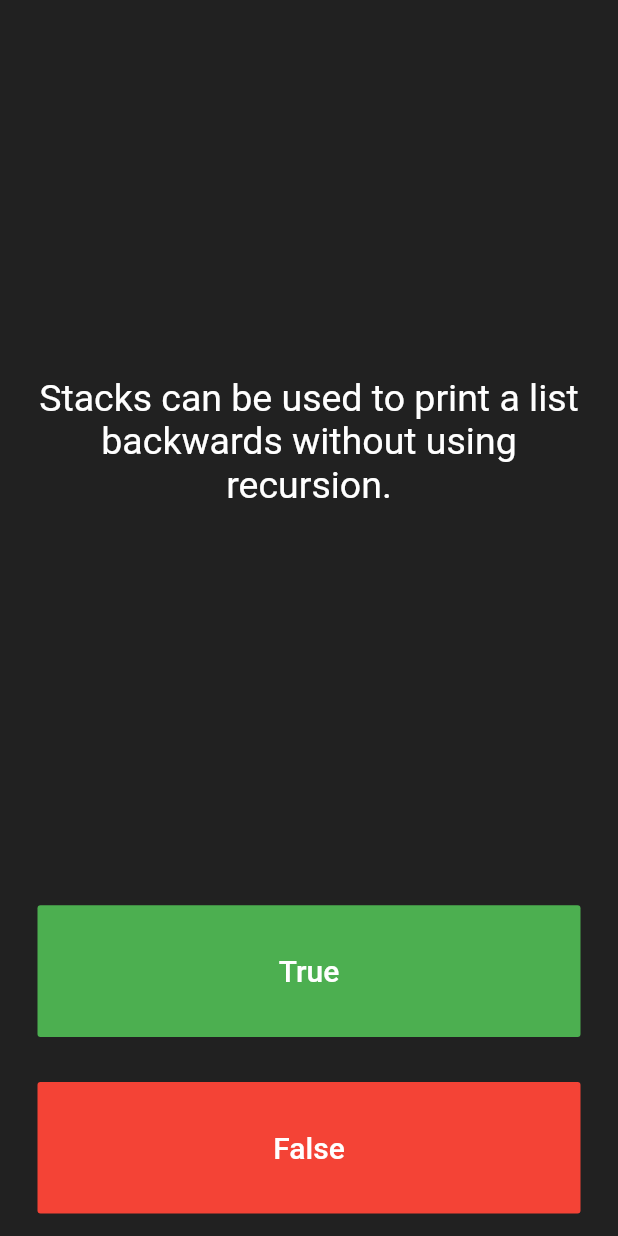
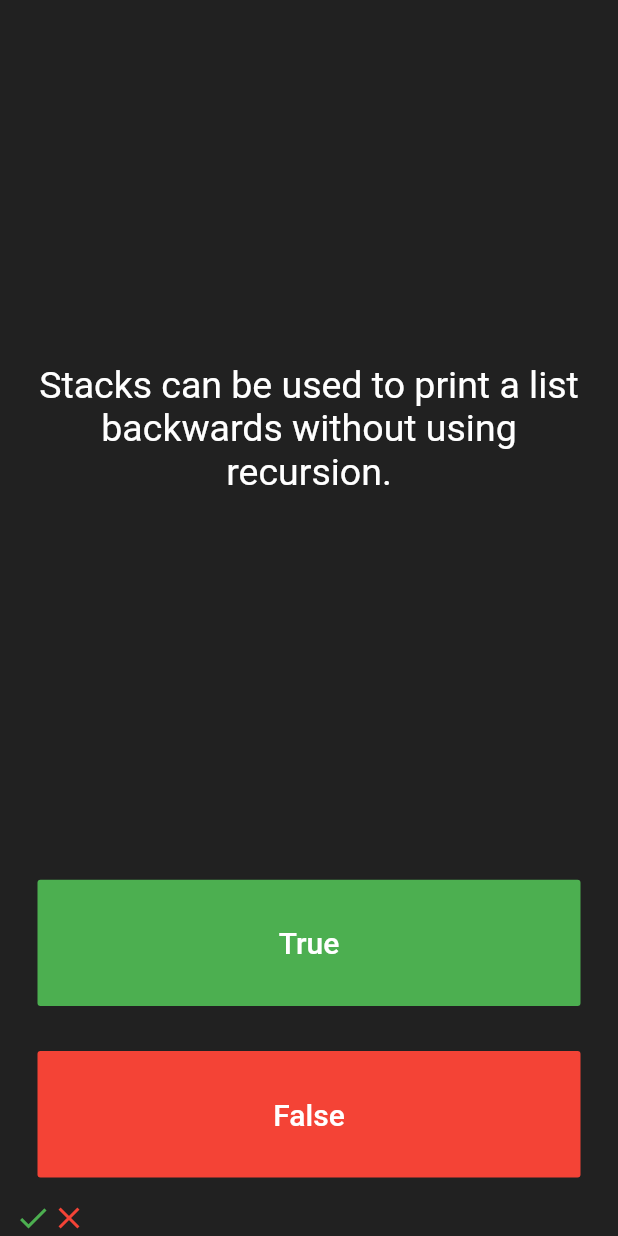
Before and after one commit to RahulMahesh62/StructData-A-flutter-game-for-CS-Geeks, a Flutter app: the screen it shows after launch, after a tap on "True", after a tap on "False", on a phone screen of 412 x 824 dp. Run offline on Flutter 3.47's test engine with Material 2 defaults, Android fonts, the phone set to English and light mode, and no system bars; our stand-ins replace rflutter_alert.

Commit message:
Final Commit

```diff
--- a/lib/Question.dart
+++ b/lib/Question.dart
@@ -1,11 +1,9 @@
-
-class Question{
+class Question {
   String questionText;
   bool questionAnswer;
-  Question(String q, bool a){
+
+  Question(String q, bool a) {
     questionText = q;
     questionAnswer = a;
   }
 }
-
-Question newQuestion=Question('text',true);
--- a/lib/main.dart
+++ b/lib/main.dart
@@ -1,7 +1,8 @@
 import 'package:flutter/material.dart';
-import 'QuizBrain.dart';
+import 'package:rflutter_alert/rflutter_alert.dart';
+import 'quiz_brain.dart';
 
-QuizBrain quizbank=QuizBrain();
+QuizBrain quizBrain = QuizBrain();
 
 void main() => runApp(Quizzler());
 
@@ -29,8 +30,35 @@ class QuizPage extends StatefulWidget {
 }
 
 class _QuizPageState extends State<QuizPage> {
+  List<Icon> scoreKeeper = [];
 
-  List<Icon> scoree = [];
+  void checkAnswer(bool userPickedAnswer) {
+    bool correctAnswer = quizBrain.getCorrectAnswer();
+
+    setState(() {
+      if(quizBrain.isFinished()==true){
+        Alert(
+          context: context,
+          title: 'Finished!',
+          desc: 'You\'ve reached the end of the quiz.',
+        ).show();
+        quizBrain.reset();
+        scoreKeeper = [];
+      }
+      if (userPickedAnswer == correctAnswer) {
+        scoreKeeper.add(Icon(
+          Icons.check,
+          color: Colors.green,
+        ));
+      } else {
+        scoreKeeper.add(Icon(
+          Icons.close,
+          color: Colors.red,
+        ));
+      }
+      quizBrain.nextQuestion();
+    });
+  }
 
   @override
   Widget build(BuildContext context) {
@@ -44,7 +72,7 @@ class _QuizPageState extends State<QuizPage> {
             padding: EdgeInsets.all(10.0),
             child: Center(
               child: Text(
-                quizbank.getQuestionText(),
+                quizBrain.getQuestionText(),
                 textAlign: TextAlign.center,
                 style: TextStyle(
                   fontSize: 25.0,
@@ -68,16 +96,8 @@ class _QuizPageState extends State<QuizPage> {
                 ),
               ),
               onPressed: () {
-                bool correctAns = quizbank.getQuestionAnswer();
-                if(correctAns==true){
-                  print('right');
-                }
-                else{
-                  print('false');
-                }
-                setState(() {
-                  quizbank.nextQuestion();
-                });
+                //The user picked true.
+                checkAnswer(true);
               },
             ),
           ),
@@ -95,22 +115,14 @@ class _QuizPageState extends State<QuizPage> {
                 ),
               ),
               onPressed: () {
-                bool correctAns = quizbank.getQuestionAnswer();
-                if(correctAns==false){
-                  print('right');
-                }
-                else{
-                  print('false');
-                }
-                setState(() {
-                  quizbank.nextQuestion();
-                });
+                //The user picked false.
+                checkAnswer(false);
               },
             ),
           ),
         ),
         Row(
-          children: scoree,
+          children: scoreKeeper,
         )
       ],
     );
--- /dev/null
+++ b/lib/quiz_brain.dart
@@ -0,0 +1,45 @@
+import 'question.dart';
+
+class QuizBrain {
+  int _questionNumber = 0;
+
+  List<Question> _questionBank = [
+    Question('A stack is called a LIFO data structure.',true),
+    Question('An array is a random access data structure; a stack is not.',true),
+    Question('Stacks can be used to print a list backwards without using recursion.',true),
+    Question('You cannot write a recursive algorithm to implement a sequential search algorithm.',false),
+    Question('To access the fifth element in a list, we must first traverse the first four elements.',true),
+    Question('The recursive algorithm must have three or more base cases.',false),
+    Question('A function that calls itself is an iterative function.',false),
+    Question('A queue cannot be implemented using in an array.',false),
+    Question('Every node in a linked list has two components: one to store the relevant information and one to store the address.',true),
+    Question('Building a linked list backwards places the new item to be added at the end of the linked list.', false),
+  ];
+
+  void nextQuestion() {
+    if (_questionNumber < _questionBank.length - 1) {
+      _questionNumber++;
+    }
+  }
+
+  String getQuestionText() {
+    return _questionBank[_questionNumber].questionText;
+  }
+
+  bool getCorrectAnswer() {
+    return _questionBank[_questionNumber].questionAnswer;
+  }
+
+  bool isFinished(){
+    if(_questionNumber>=_questionBank.length - 1){
+      return true;
+    }
+    else{
+      return false;
+    }
+  }
+
+  void reset(){
+    _questionNumber=0;
+  }
+}
```
Also changed, not shown: pubspec.yaml (+4 -50 lines), pubspec.lock, 6 other files.
